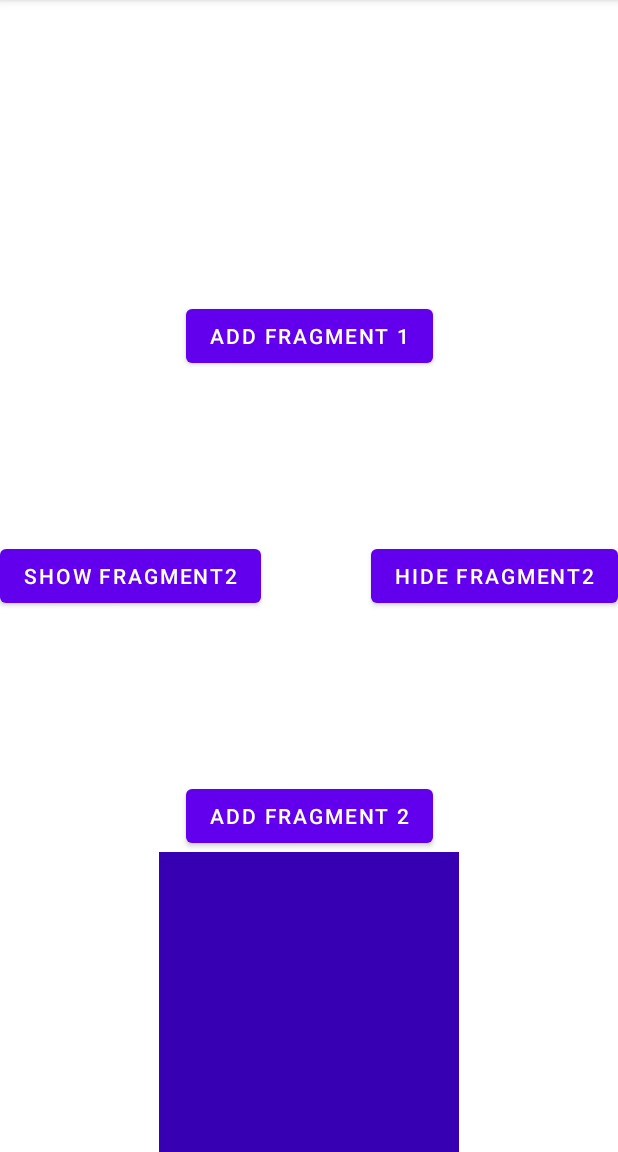
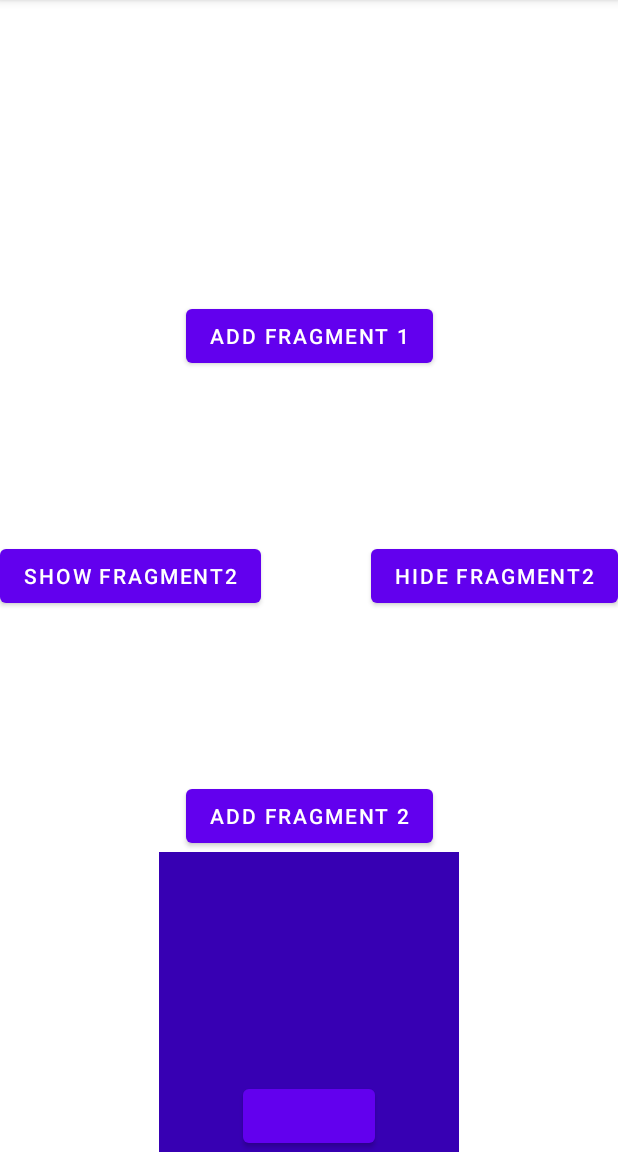
Before and after one commit to kldaji/android-experiment, an Android app: the screen it shows after launch (MainActivity), after a tap on "ADD FRAGMENT 2", on a phone screen of 412 x 824 dp, the part 84-1236 px from its top. Run offline under Robolectric (Android 15) with nearby library versions, the phone set to English and light mode, and no system bars.

Commit message:
#2 layout: Fragment 에 버튼 추가

```diff
--- a/app/src/main/res/layout/fragment_two.xml
+++ b/app/src/main/res/layout/fragment_two.xml
@@ -1,7 +1,16 @@
 <?xml version="1.0" encoding="utf-8"?>
 <androidx.constraintlayout.widget.ConstraintLayout xmlns:android="http://schemas.android.com/apk/res/android"
+    xmlns:app="http://schemas.android.com/apk/res-auto"
     android:layout_width="match_parent"
     android:layout_height="match_parent"
     android:background="@color/purple_700">
 
+    <Button
+        android:id="@+id/btn_two"
+        android:layout_width="wrap_content"
+        android:layout_height="wrap_content"
+        app:layout_constraintBottom_toBottomOf="parent"
+        app:layout_constraintEnd_toEndOf="parent"
+        app:layout_constraintStart_toStartOf="parent" />
+
 </androidx.constraintlayout.widget.ConstraintLayout>
```
Also changed, not shown: app/src/main/res/layout/fragment_one.xml (+9 -0 lines).
